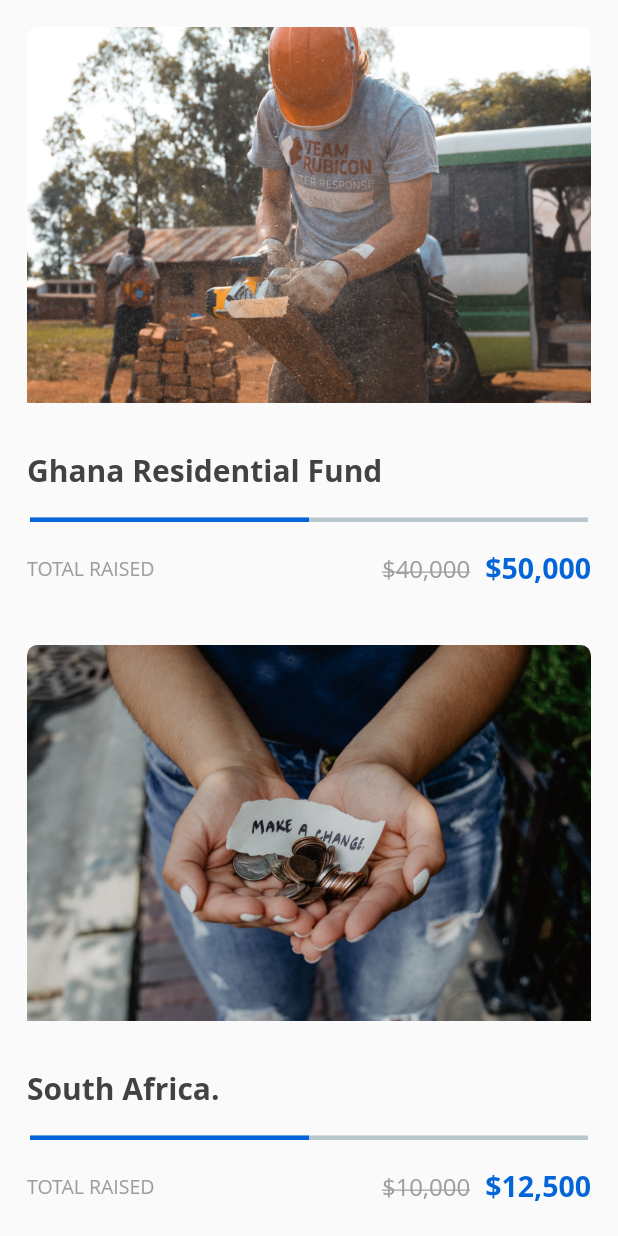
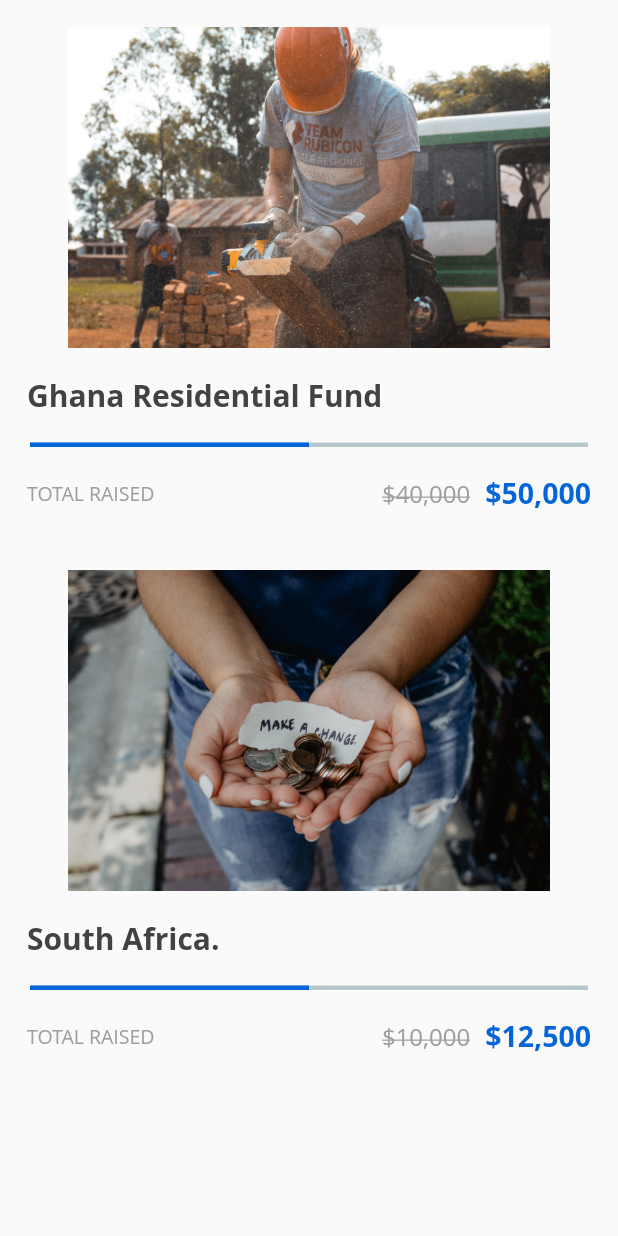
Before and after one commit to dev-aritra/open_ngo, a Flutter app: the CharitiesList widget shown alone on an empty page, opened directly, on a phone screen of 412 x 824 dp. Run offline on Flutter 3.47's test engine with Material 2 defaults, Android fonts, the phone set to English and light mode, and no system bars; drawn by our look-alikes of percent_indicator.

Commit message:
added charities screenshot

```diff
--- a/lib/view/charities/charities_page.dart
+++ b/lib/view/charities/charities_page.dart
@@ -24,7 +24,7 @@ class _CharitiesState extends State<CharitiesPage> {
       child: Padding(
         padding: const EdgeInsets.only(top: 28),
         child: Column(
-            children: <Widget>[_topRow() , _listTitle(), Expanded(child : CharitiesList(300, CharityModel.charities2))]),
+            children: <Widget>[_topRow() , _listTitle(), Expanded(child : CharitiesList(250, CharityModel.charities2))]),
       ),
     );
   }
--- a/lib/view/home/charities_list.dart
+++ b/lib/view/home/charities_list.dart
@@ -104,6 +104,8 @@ class CharitiesList extends StatelessWidget {
   }
 
   Widget _image(String imageItem) {
+
+    BoxFit fit = _listImageHeight == 160 ? BoxFit.fitWidth : BoxFit.fitHeight;
     return Container(
       height: _listImageHeight,
       child: Padding(
@@ -112,7 +114,7 @@ class CharitiesList extends StatelessWidget {
           decoration: BoxDecoration(
               borderRadius: BorderRadius.circular(7),
               image: DecorationImage(
-                fit: BoxFit.fitWidth,
+                fit: fit,
                 alignment: FractionalOffset.topCenter,
                 image: AssetImage(imageItem),
               )),
```
Also changed, not shown: 2 other files.
